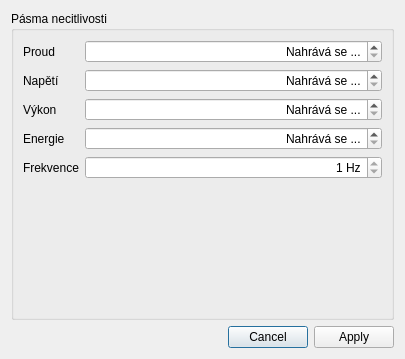
The window that clients/jn50view/src/thresholdsdialog.ui (silicon-heaven/shvapp) describes before a commit, drawn with Qt 5.
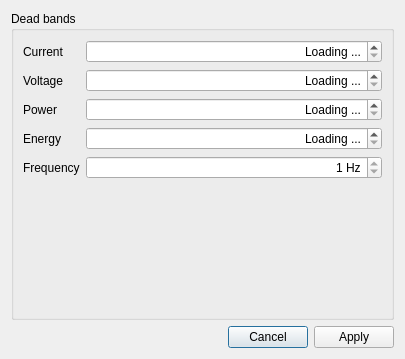
The same window after the commit.

The edit to the form file:
```diff
--- a/clients/jn50view/src/thresholdsdialog.ui
+++ b/clients/jn50view/src/thresholdsdialog.ui
@@ -17,27 +17,27 @@
    <item>
     <widget class="QGroupBox" name="groupBox">
      <property name="title">
-      <string>Pásma necitlivosti</string>
+      <string>Dead bands</string>
      </property>
      <layout class="QFormLayout" name="formLayout_2">
       <item row="0" column="0">
        <widget class="QLabel" name="label">
         <property name="text">
-         <string>Proud</string>
+         <string>Current</string>
         </property>
        </widget>
       </item>
       <item row="1" column="0">
        <widget class="QLabel" name="label_2">
         <property name="text">
-         <string>Napětí</string>
+         <string>Voltage</string>
         </property>
        </widget>
       </item>
       <item row="2" column="0">
        <widget class="QLabel" name="label_3">
         <property name="text">
-         <string>Výkon</string>
+         <string>Power</string>
         </property>
        </widget>
       </item>
@@ -50,7 +50,7 @@
          <bool>false</bool>
         </property>
         <property name="specialValueText">
-         <string>Nahrává se ...</string>
+         <string>Loading ...</string>
         </property>
         <property name="suffix">
          <string> A</string>
@@ -66,7 +66,7 @@
          <bool>false</bool>
         </property>
         <property name="specialValueText">
-         <string>Nahrává se ...</string>
+         <string>Loading ...</string>
         </property>
         <property name="suffix">
          <string> V</string>
@@ -82,7 +82,7 @@
          <bool>false</bool>
         </property>
         <property name="specialValueText">
-         <string>Nahrává se ...</string>
+         <string>Loading ...</string>
         </property>
         <property name="suffix">
          <string> W</string>
@@ -92,7 +92,7 @@
       <item row="4" column="0">
        <widget class="QLabel" name="label_4">
         <property name="text">
-         <string>Frekvence</string>
+         <string>Frequency</string>
         </property>
        </widget>
       </item>
@@ -115,7 +115,7 @@
       <item row="3" column="0">
        <widget class="QLabel" name="label_5">
         <property name="text">
-         <string>Energie</string>
+         <string>Energy</string>
         </property>
        </widget>
       </item>
@@ -128,7 +128,7 @@
          <bool>false</bool>
         </property>
         <property name="specialValueText">
-         <string>Nahrává se ...</string>
+         <string>Loading ...</string>
         </property>
         <property name="suffix">
          <string> W</string>
```
